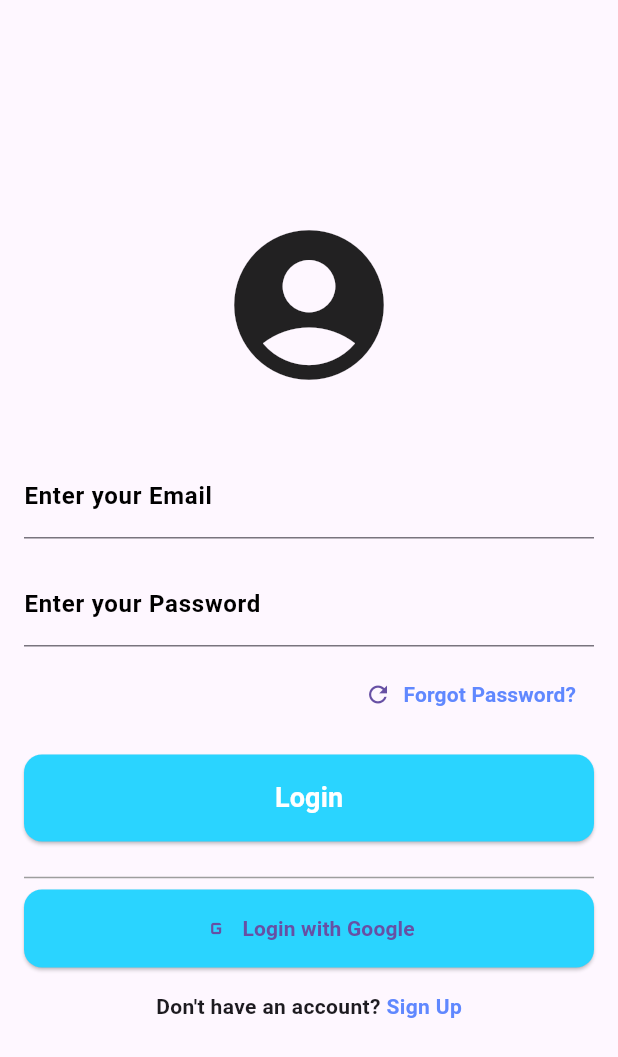
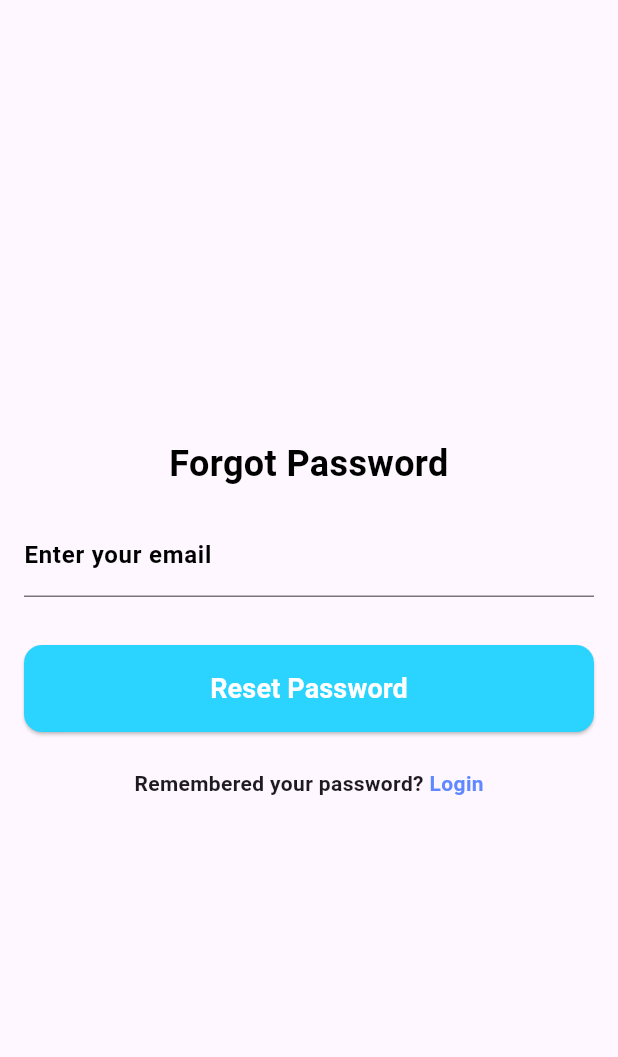
Before and after one commit to alsonmathias/application, a Flutter app: the screen it shows after launch, after a tap on "Forgot Password?", on a phone screen of 412 x 824 dp. Shown: the top 1057 px of the screen. Run offline on Flutter 3.47's test engine with Material 3 defaults, Android fonts, the phone set to English and light mode, and no system bars.

Commit message:
Todays update

```diff
--- /dev/null
+++ b/lib/authenticationPages/forgetPasswordPage.dart
@@ -0,0 +1,103 @@
+import 'package:flutter/material.dart';
+
+class ForgetPasswordPage extends StatelessWidget {
+const ForgetPasswordPage({ Key? key }) : super(key: key);
+
+  @override
+  Widget build(BuildContext context){
+    return Scaffold(
+      body: SingleChildScrollView(
+        child: Center(
+          child: ConstrainedBox(
+            constraints: BoxConstraints(
+              maxHeight: MediaQuery.of(context)
+              .size
+              .height, //Take max height of the screen
+
+            ),
+            child: Padding(
+              padding: EdgeInsets.all(16.0),
+              child: Column(
+                mainAxisAlignment: MainAxisAlignment.center,
+                crossAxisAlignment: CrossAxisAlignment.stretch,
+                children: [
+                  const Text(
+                    'Forgot Password',
+                    style: TextStyle(
+                      fontSize: 24.0,
+                      fontWeight: FontWeight.bold,
+                      color: Color.fromARGB(255, 0, 0, 0),
+                    ),
+                    textAlign: TextAlign.center,
+                  ),
+                  const SizedBox(height: 16.0,),
+                  TextFormField(
+                    decoration: const InputDecoration(
+                      border:  UnderlineInputBorder(),
+                    labelText: 'Enter your email',
+                    labelStyle: TextStyle(
+                      color: Colors.black,
+                      fontWeight: FontWeight.bold,
+                    ),
+                    focusedBorder: UnderlineInputBorder(
+                      borderSide: BorderSide(
+                        color: Color.fromARGB(255, 19, 22, 112)
+                        ),
+                    ),
+                    ),
+                  keyboardType: TextInputType.emailAddress,
+
+                  ),
+                  const SizedBox(height: 32.0),
+                  ElevatedButton(
+                  style: ElevatedButton.styleFrom(
+                    padding: const EdgeInsets.symmetric(vertical: 16.0),
+                    backgroundColor: const Color.fromARGB(255, 42, 212, 255),
+                    shape: RoundedRectangleBorder(
+                      borderRadius: BorderRadius.circular(12.0),
+                    ),
+                  ),
+                  onPressed: () {  },
+                  child: const Text(
+                    'Reset Password',
+                    style: TextStyle(
+                      color: Colors.white,
+                      fontSize: 18.0,
+                      fontWeight: FontWeight.bold,
+                    ),
+                  ),
+                  ),
+                  const SizedBox(height: 24.0),
+              Row(
+              mainAxisAlignment: MainAxisAlignment.center,
+              children: [
+                const Text(
+                  "Remembered your password? ",
+                  style: TextStyle(
+                    fontWeight: FontWeight.bold,
+                  ),
+                ),
+                GestureDetector(
+                  onTap: () {
+                    Navigator.pop(context); // Navigate back to the Login page
+                  },
+                  child: const Text(
+                    'Login',
+                    style: TextStyle(
+                      color: Color.fromARGB(255, 96, 136, 255),
+                      fontWeight: FontWeight.bold,
+                    ),
+                      ),
+                    ),
+                  ],
+                ),
+              ],
+            ),
+          ),
+        )
+      )
+      )
+    );
+
+  }
+}
--- a/lib/authenticationPages/mainLoginPage.dart
+++ b/lib/authenticationPages/mainLoginPage.dart
@@ -1,4 +1,5 @@
 import 'package:appli/HomePage/home_page.dart';
+import 'package:appli/authenticationPages/forgetPasswordPage.dart';
 import 'package:appli/authenticationPages/signUpPage.dart';
 import 'package:flutter/material.dart';
 
@@ -76,34 +77,40 @@ class _MainLoginPageState extends State<MainLoginPage> {
                   const SizedBox(height: 8,),
                  Align(
                     alignment: Alignment.centerRight,
-
-                    child: TextButton(
-                      onPressed: () {
-                        // Define the action for the button press
-                      },
-                      child: const Row(
-                        mainAxisAlignment: MainAxisAlignment.end,
-                        mainAxisSize: MainAxisSize.max,
-                        children: [
-                          Icon(Icons.refresh),
-                          SizedBox(width: 8),  // Adds some spacing between the icon and text
-                          Text(
-                            'Forgot Password?',
+                  child: Row(
+                    mainAxisAlignment: MainAxisAlignment.end,
+                    children: [
+                      const Icon(Icons.refresh),
+                      TextButton(
+                        onPressed: () {
+                          Navigator.push(
+                            context,
+                            MaterialPageRoute(builder: (context) => const ForgetPasswordPage()),
+                          );
+                        },
+                         child: const Text(
+                          'Forgot Password?',
                             style: TextStyle(
                             color: Color.fromARGB(255, 96, 136, 255),
                               fontSize: 14,
                               fontWeight: FontWeight.bold,
                             ),
-                          ),
-                        ],
-                      ),
-                    ),
+                         )
+                         )
+                    ],
+                  ),
+
                   ),
 
                   const SizedBox(height: 16,),
                   ElevatedButton(
-                    onPressed: () {()=>const HomePage();}
-                  ,
+                    onPressed: () {
+                      Navigator.push(
+                        context,
+                        MaterialPageRoute(builder: (context) => const ForgetPasswordPage()),
+                      );
+                      },
+
                    style: ElevatedButton.styleFrom(
                     padding: const EdgeInsets.symmetric(vertical: 16),
                     backgroundColor: const Color.fromARGB(255, 42, 212, 255),
@@ -121,10 +128,7 @@ class _MainLoginPageState extends State<MainLoginPage> {
                    ),
                   ),
                   const SizedBox(height: 16,),
-                  const Divider(
-                    color: Colors.grey,
-                    thickness: 1.0,
-                  ),
+
                   ElevatedButton.icon(
                     onPressed: () {},
                      label: const Text(
```
Also changed, not shown: lib/authenticationPages/signUpPage.dart (+59 -2 lines).
